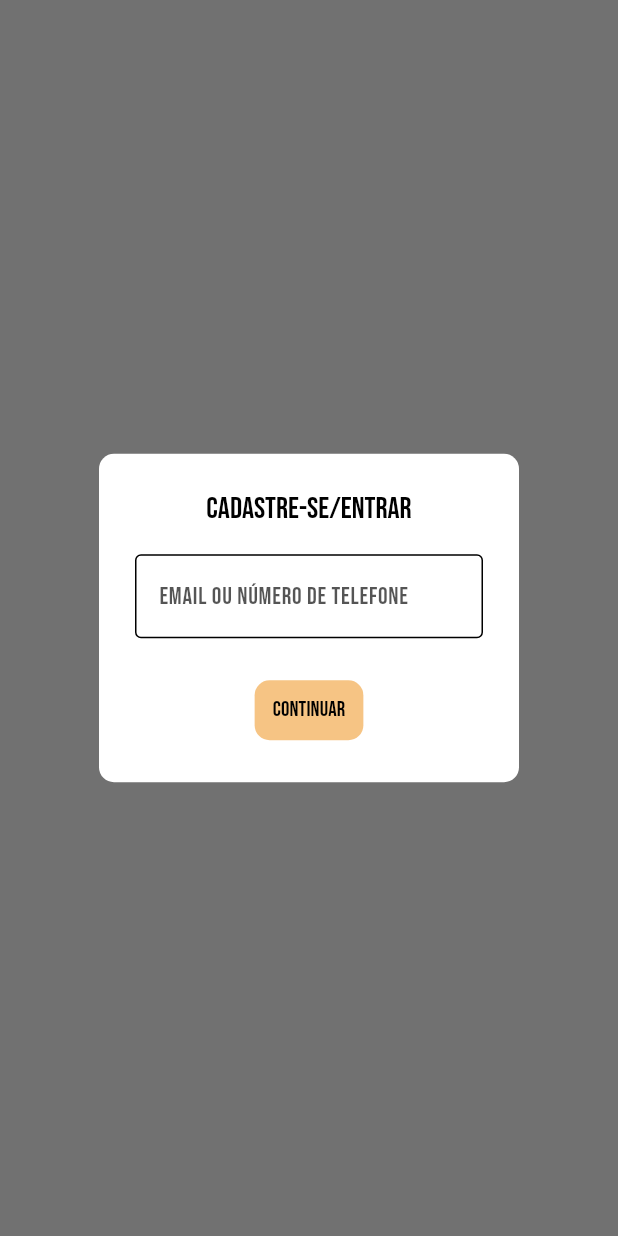
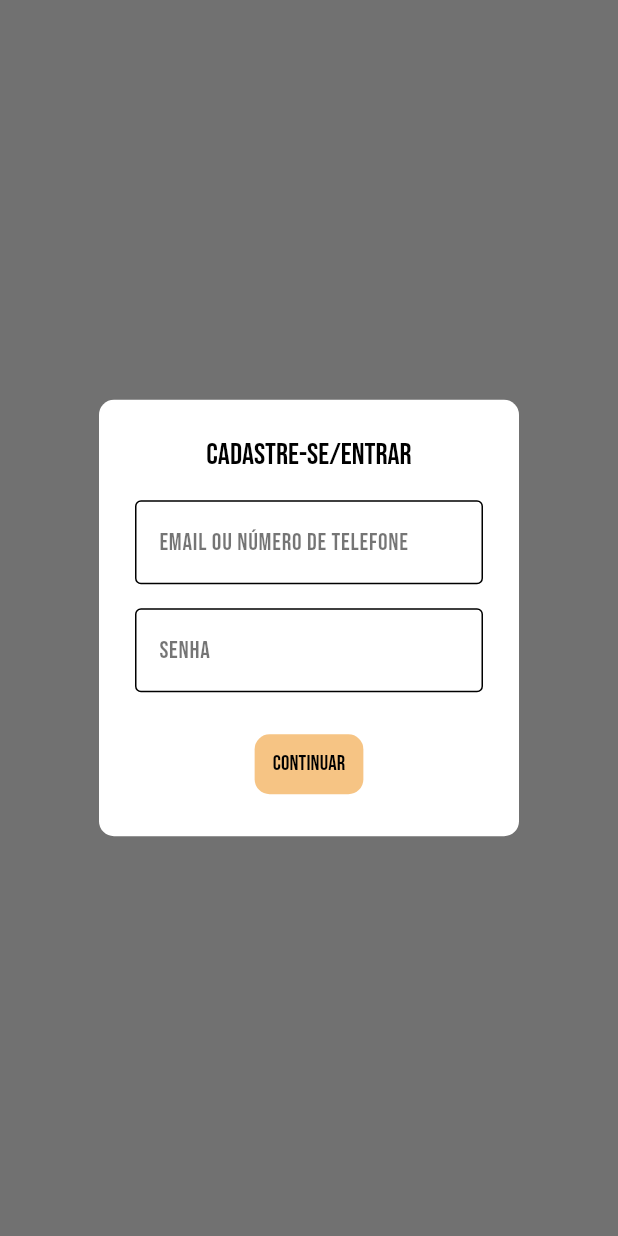
Before and after one commit to Animus2025/Lanchonete-da-Carminha_flutter, a Flutter app: what show() shows on an empty page, opened directly, on a phone screen of 412 x 824 dp. Run offline on Flutter 3.47's test engine with Material 3 defaults, Android fonts, the phone set to English and light mode, and no system bars.

Commit message:
Adicionando rotas e estado logado/deslogado

```diff
--- a/lib/screens/login_overlay.dart
+++ b/lib/screens/login_overlay.dart
@@ -3,35 +3,55 @@ import 'package:flutter/material.dart';
 class LoginDialog {
   static void show(BuildContext context) {
     final TextEditingController emailController = TextEditingController();
+    final TextEditingController senhaController =
+        TextEditingController(); // novo campo
 
     showDialog(
       context: context,
-      barrierDismissible: true, // Permite fechar o pop-up ao clicar fora
+      barrierDismissible: true, // Pode fechar tocando fora
       builder: (BuildContext context) {
         return AlertDialog(
-          backgroundColor: const Color.fromARGB(255, 255, 255, 255),
+          backgroundColor: Colors.white,
           shape: RoundedRectangleBorder(
             borderRadius: BorderRadius.circular(10.0),
           ),
           title: const Text(
             "Cadastre-se/Entrar",
             textAlign: TextAlign.center,
-            style: TextStyle(color: Color.fromARGB(255, 0, 0, 0), fontSize: 20),
+            style: TextStyle(color: Colors.black, fontSize: 20),
           ),
           content: Column(
             mainAxisSize: MainAxisSize.min,
             children: [
+              // Campo de email
               TextField(
                 controller: emailController,
                 style: const TextStyle(color: Colors.black),
                 decoration: const InputDecoration(
                   labelText: "Email ou número de telefone",
-                  labelStyle: TextStyle(color: Color.fromARGB(170, 0, 0, 0)),
+                  labelStyle: TextStyle(color: Colors.black54),
                   enabledBorder: OutlineInputBorder(
-                    borderSide: BorderSide(color: Color.fromARGB(255, 0, 0, 0)),
+                    borderSide: BorderSide(color: Colors.black),
                   ),
                   focusedBorder: OutlineInputBorder(
-                    borderSide: BorderSide(color: Color.fromARGB(255, 0, 0, 0)),
+                    borderSide: BorderSide(color: Colors.black),
+                  ),
+                ),
+              ),
+              const SizedBox(height: 16), // espaço entre campos
+              // Campo de senha
+              TextField(
+                controller: senhaController,
+                obscureText: true, // esconde a senha
+                style: const TextStyle(color: Colors.black),
+                decoration: const InputDecoration(
+                  labelText: "Senha",
+                  labelStyle: TextStyle(color: Colors.black54),
+                  enabledBorder: OutlineInputBorder(
+                    borderSide: BorderSide(color: Colors.black),
+                  ),
+                  focusedBorder: OutlineInputBorder(
+                    borderSide: BorderSide(color: Colors.black),
                   ),
                 ),
               ),
@@ -41,7 +61,10 @@ class LoginDialog {
             Center(
               child: TextButton(
                 onPressed: () {
-                  Navigator.pop(context); // Fecha o pop-up
+                  // Marca como logado usando o Provider
+                  Provider.of<AuthProvider>(context, listen: false).login();
+                  // Fecha o pop-up
+                  Navigator.pop(context);
                 },
                 style: TextButton.styleFrom(
                   backgroundColor: const Color(0xffF6C484),
@@ -51,7 +74,7 @@ class LoginDialog {
                 ),
                 child: const Text(
                   "Continuar",
-                  style: TextStyle(color: Color.fromARGB(255, 0, 0, 0)),
+                  style: TextStyle(color: Colors.black),
                 ),
               ),
             ),
--- a/lib/ui/widgets/custom_drawer.dart
+++ b/lib/ui/widgets/custom_drawer.dart
@@ -56,7 +56,7 @@ class CustomDrawer extends StatelessWidget {
             text: "Termos de Uso",
             onTap: () {
               Navigator.pop(context);
-              Navigator.pushNamed(context, '/termos-de-uso');
+              Navigator.pushNamed(context, '/termos_uso');
             },
           ),
           const Padding(
```
Also changed, not shown: lib/providers/auth_provider.dart (added).
